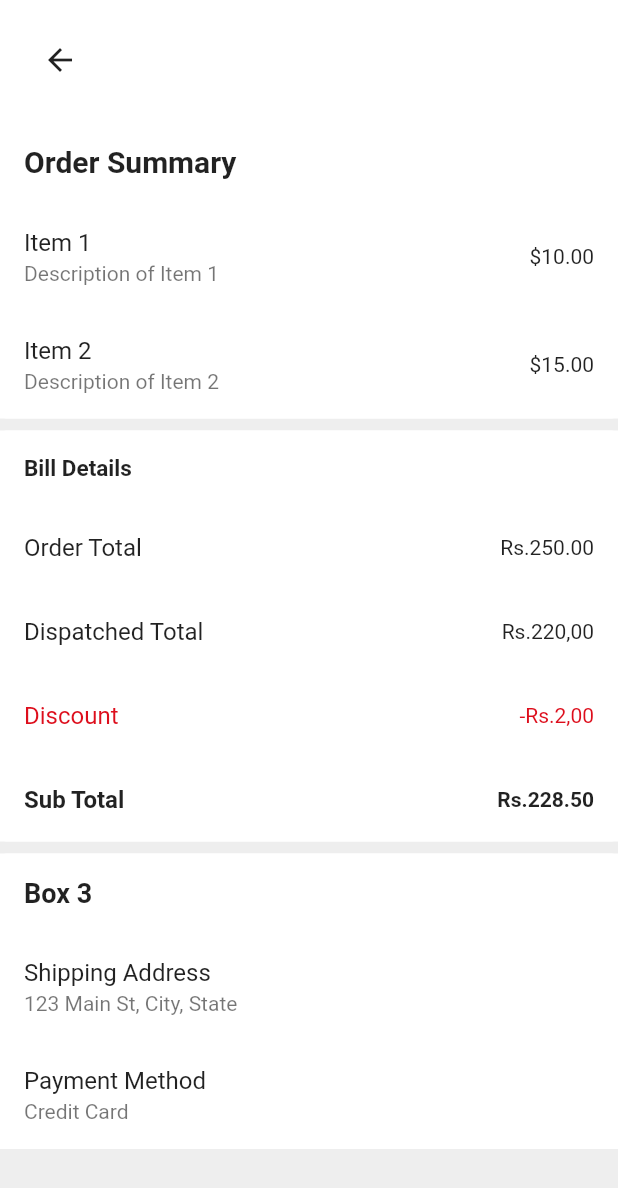
After one commit to SanchitBatra-DevelopAnything/KidysDistributorApp, a Flutter app: the OrderSummary screen opened by its route, on a phone screen of 412 x 824 dp. The commit adds this screen. Shown: the top 1188 px of the screen. Run offline on Flutter 3.47's test engine with Material 2 defaults, Android fonts, the phone set to English and light mode, and no system bars; our stand-ins replace audioplayers, flutter_spinkit; missing offline and left inert: flutter_pdfview; network calls fail.

Commit message:
designing order summary

```diff
--- a/lib/main.dart
+++ b/lib/main.dart
@@ -16,6 +16,7 @@ import 'package:kidys_distributor/termsAndConditions.dart';
 import 'package:provider/provider.dart';
 
 import 'items.dart';
+import 'orderSummary.dart';
 
 Future<void> main() async {
   runApp(const MyApp());
@@ -75,6 +76,7 @@ class MaterialAppWithInitialRoute extends StatelessWidget {
         '/cart': (context) => CartScreen(),
         '/orderPlaced': (context) => OrderPlaced(),
         '/myOrders': (context) => MyOrders(),
+        '/orderSummary': (context) => OrderSummary(),
       },
       debugShowCheckedModeBanner: false,
     );
--- a/lib/myOrders.dart
+++ b/lib/myOrders.dart
@@ -89,7 +89,12 @@ class _MyOrdersState extends State<MyOrders> {
                         )
                       : ListView.builder(
                           itemCount: allOrders.length,
-                          itemBuilder: ((context, index) => OrderCard(
+                          itemBuilder: ((context, index) => GestureDetector(
+                                onTap: () => {
+                                  Navigator.of(context)
+                                      .pushNamed('/orderSummary'),
+                                },
+                                child: OrderCard(
                                   status: allOrders[index].status,
                                   orderId: allOrders[index].id,
                                   placedOn: allOrders[index].orderTime,
@@ -99,6 +104,7 @@ class _MyOrdersState extends State<MyOrders> {
                                       allOrders[index].status == "Accepted"
                                           ? allOrders[index].totalDispatchPrice
                                           : 0,
+                                ),
                               ))))
             ])));
   }
--- /dev/null
+++ b/lib/orderSummary.dart
@@ -0,0 +1,156 @@
+import 'package:flutter/material.dart';
+
+class OrderSummary extends StatelessWidget {
+  @override
+  Widget build(BuildContext context) {
+    return SafeArea(
+      child: Scaffold(
+        body: Column(
+          children: [
+            Container(
+              height: 80.0,
+              color: Colors.white,
+              padding: EdgeInsets.only(left: 16.0),
+              child: Row(
+                children: [
+                  IconButton(
+                    icon: Icon(Icons.arrow_back),
+                    onPressed: () {
+                      Navigator.pop(context);
+                    },
+                  ),
+                ],
+              ),
+            ),
+            Expanded(
+              child: Container(
+                color: Colors.grey[200],
+                child: ListView(
+                  padding: EdgeInsets.zero,
+                  children: [
+                    Container(
+                      color: Colors.white,
+                      child: Card(
+                        elevation: 0.0,
+                        margin: EdgeInsets.zero,
+                        child: Column(
+                          crossAxisAlignment: CrossAxisAlignment.stretch,
+                          children: [
+                            Padding(
+                              padding: EdgeInsets.all(16.0),
+                              child: Text(
+                                "Order Summary",
+                                style: TextStyle(
+                                  fontSize: 20.0,
+                                  fontWeight: FontWeight.bold,
+                                ),
+                              ),
+                            ),
+                            ListTile(
+                              title: Text('Item 1'),
+                              subtitle: Text('Description of Item 1'),
+                              trailing: Text('\$10.00'),
+                            ),
+                            ListTile(
+                              title: Text('Item 2'),
+                              subtitle: Text('Description of Item 2'),
+                              trailing: Text('\$15.00'),
+                            ),
+                          ],
+                        ),
+                      ),
+                    ),
+                    SizedBox(height: 8.0),
+                    Container(
+                      color: Colors.white,
+                      child: Card(
+                        elevation: 0.0,
+                        margin: EdgeInsets.zero,
+                        child: Column(
+                          crossAxisAlignment: CrossAxisAlignment.stretch,
+                          children: [
+                            Padding(
+                              padding: EdgeInsets.all(16.0),
+                              child: Text(
+                                'Bill Details',
+                                style: TextStyle(
+                                  fontSize: 15.0,
+                                  fontWeight: FontWeight.bold,
+                                ),
+                              ),
+                            ),
+                            ListTile(
+                              title: Text('Order Total'),
+                              trailing: Text('\Rs.250.00'),
+                            ),
+                            ListTile(
+                              title: Text('Dispatched Total'),
+                              trailing: Text('\Rs.220,00'),
+                            ),
+                            ListTile(
+                              title: Text('Discount',
+                                  style: TextStyle(color: Color(0xffdd0e1c))),
+                              trailing: Text(
+                                '\-Rs.2,00',
+                                style: TextStyle(color: Color(0xffdd0e1c)),
+                              ),
+                            ),
+                            ListTile(
+                              title: Text(
+                                'Sub Total',
+                                style: TextStyle(
+                                  fontWeight: FontWeight.bold,
+                                ),
+                              ),
+                              trailing: Text(
+                                '\Rs.228.50',
+                                style: TextStyle(
+                                  fontWeight: FontWeight.bold,
+                                ),
+                              ),
+                            ),
+                          ],
+                        ),
+                      ),
+                    ),
+                    SizedBox(height: 8.0),
+                    Container(
+                      color: Colors.white,
+                      child: Card(
+                        elevation: 0.0,
+                        margin: EdgeInsets.zero,
+                        child: Column(
+                          crossAxisAlignment: CrossAxisAlignment.stretch,
+                          children: [
+                            Padding(
+                              padding: EdgeInsets.all(16.0),
+                              child: Text(
+                                'Box 3',
+                                style: TextStyle(
+                                  fontSize: 18.0,
+                                  fontWeight: FontWeight.bold,
+                                ),
+                              ),
+                            ),
+                            ListTile(
+                              title: Text('Shipping Address'),
+                              subtitle: Text('123 Main St, City, State'),
+                            ),
+                            ListTile(
+                              title: Text('Payment Method'),
+                              subtitle: Text('Credit Card'),
+                            ),
+                          ],
+                        ),
+                      ),
+                    ),
+                  ],
+                ),
+              ),
+            ),
+          ],
+        ),
+      ),
+    );
+  }
+}
```
Lines whose indentation alone changed are shown as unchanged.
